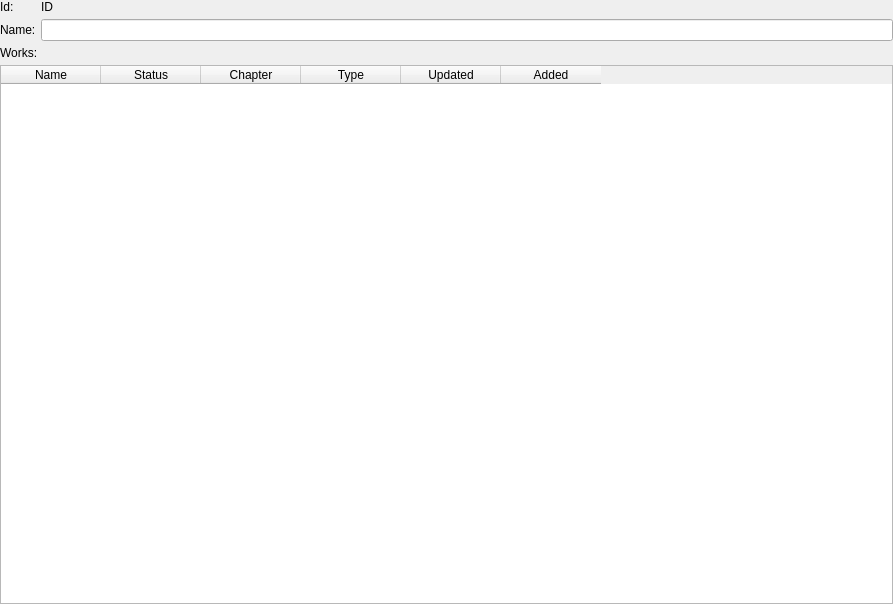
The window that Tracker-lib/src/UI/CreatorPage/CreatorPage.ui (NikolaRoev/Tracker) describes before a commit, drawn with Qt 5.
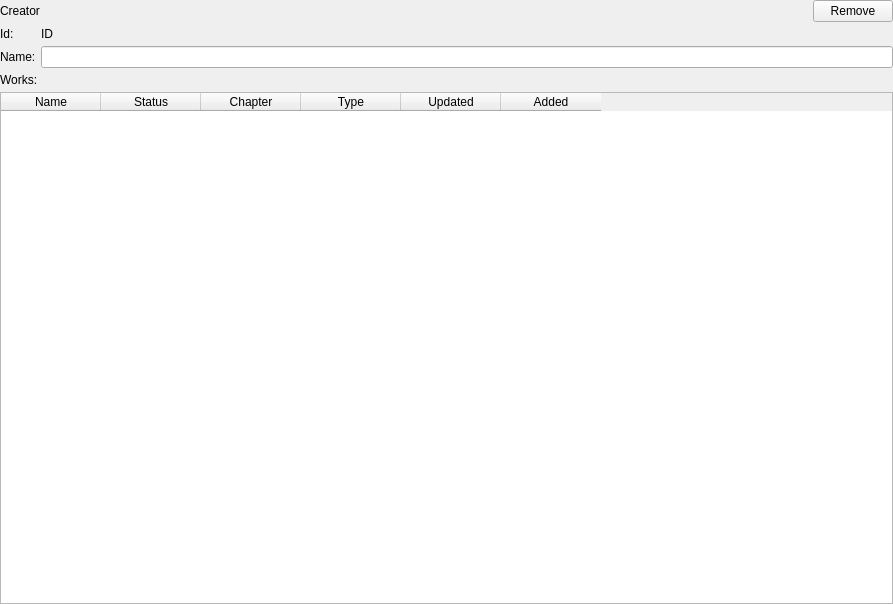
The same window after the commit.

Commit message: Added Remove buttons to Work/Creator Pages.

What changed in the file:
```diff
--- a/Tracker-lib/src/UI/CreatorPage/CreatorPage.ui
+++ b/Tracker-lib/src/UI/CreatorPage/CreatorPage.ui
@@ -13,7 +13,7 @@
   <property name="windowTitle">
    <string>Form</string>
   </property>
-  <layout class="QVBoxLayout" name="verticalLayout" stretch="0,0,0">
+  <layout class="QVBoxLayout" name="verticalLayout">
    <property name="spacing">
     <number>5</number>
    </property>
@@ -29,6 +29,40 @@
    <property name="bottomMargin">
     <number>0</number>
    </property>
+   <item>
+    <layout class="QHBoxLayout" name="horizontalLayout" stretch="0,1,0">
+     <property name="spacing">
+      <number>5</number>
+     </property>
+     <item>
+      <widget class="QLabel" name="label_3">
+       <property name="text">
+        <string>Creator</string>
+       </property>
+      </widget>
+     </item>
+     <item>
+      <spacer name="horizontalSpacer">
+       <property name="orientation">
+        <enum>Qt::Horizontal</enum>
+       </property>
+       <property name="sizeHint" stdset="0">
+        <size>
+         <width>40</width>
+         <height>20</height>
+        </size>
+       </property>
+      </spacer>
+     </item>
+     <item>
+      <widget class="QPushButton" name="removeButton">
+       <property name="text">
+        <string>Remove</string>
+       </property>
+      </widget>
+     </item>
+    </layout>
+   </item>
    <item>
     <layout class="QFormLayout" name="formLayout">
      <item row="0" column="0">
```
Left out of the diff: 2 changed lines with no effect on the pictures. The commit also changes 7 other files.
